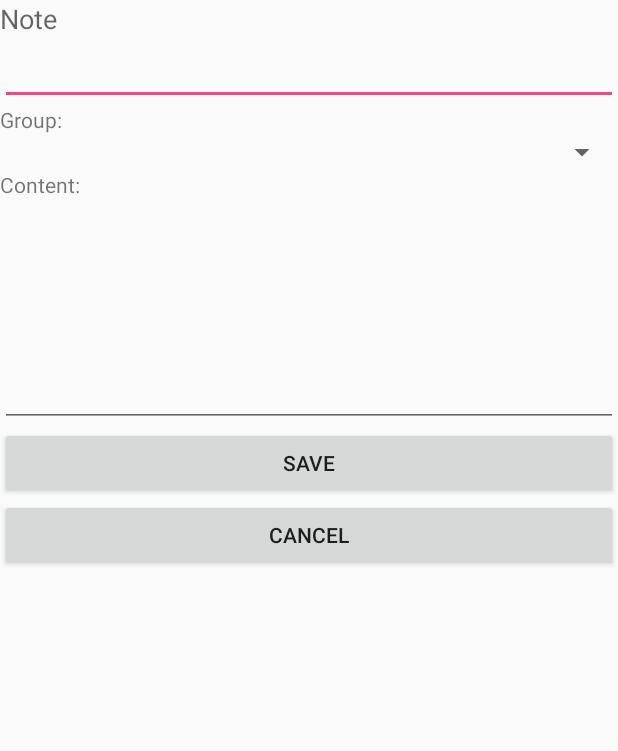
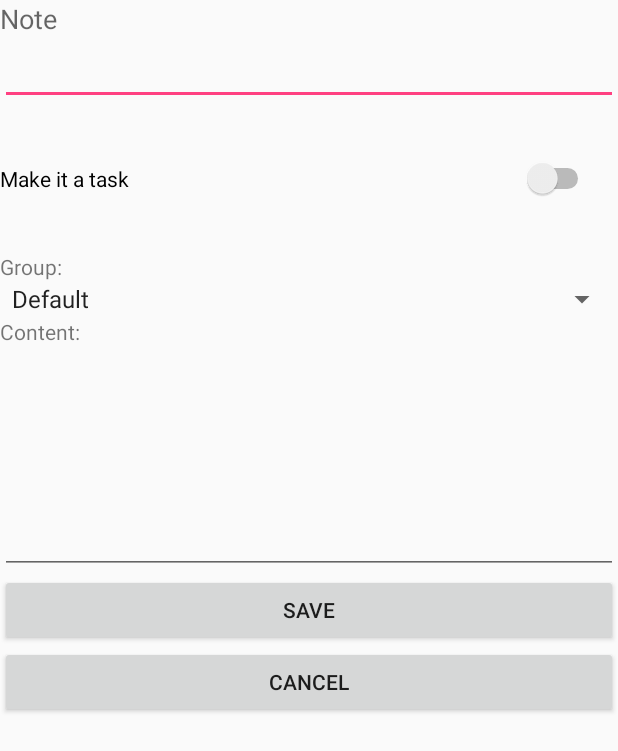
Before and after one commit to yoyo-holdings/android-org-app, an Android app: the NoteEditActivity screen opened directly, with no data from a screen before it, on a phone screen of 412 x 824 dp. Shown: the top 751 px of the screen. Run offline under Robolectric (Android 15) with nearby library versions, the phone set to English and light mode, and no system bars; our stand-ins replace ButterKnife; libraries missing offline, so code that uses them is left out: io.realm; 2 statements that could not run were skipped.

Commit message:
improved about note_edit screen

```diff
--- a/app/src/main/java/com/yoyotest/h2owl/h2wltestapp/NoteEditActivity.java
+++ b/app/src/main/java/com/yoyotest/h2owl/h2wltestapp/NoteEditActivity.java
@@ -4,7 +4,10 @@ import android.app.Activity;
 import android.content.Intent;
 import android.os.Bundle;
 import android.view.View;
+import android.widget.ArrayAdapter;
 import android.widget.EditText;
+import android.widget.Spinner;
+import android.widget.Switch;
 
 import com.yoyotest.h2owl.h2wltestapp.model.MyNote;
 
@@ -17,12 +20,17 @@ import io.realm.RealmConfiguration;
  * Created by h2owl on 16/04/25.
  */
 public class NoteEditActivity extends Activity {
+    public static final int STATE_DEFAULT  = 0;
+    public static final int STATE_FINISHED = 1;
+    public static final int STATE_PENDING  = 2;
 
     private Realm realm;
     private RealmConfiguration realmConfiguration;
 
     private EditText noteTitle;
     private EditText noteContent;
+    private Spinner groupSpinner;
+    private Switch taskSwitch;
 
     @Override
     protected void onCreate(Bundle savedInstanceState) {
@@ -32,6 +40,16 @@ public class NoteEditActivity extends Activity {
 
         this.noteTitle = (EditText) findViewById(R.id.note_edit_title);
         this.noteContent = (EditText) findViewById(R.id.note_edit_content);
+        this.groupSpinner = (Spinner) findViewById(R.id.note_edit_group_spinner);
+        this.taskSwitch = (Switch) findViewById(R.id.note_edit_switch_task);
+
+        // Create an ArrayAdapter using the string array and a default spinner layout
+        ArrayAdapter<CharSequence> adapter = ArrayAdapter.createFromResource(this,
+                R.array.array_spinner_note_groups_default, android.R.layout.simple_spinner_item);
+        // Specify the layout to use when the list of choices appears
+        adapter.setDropDownViewResource(android.R.layout.simple_spinner_dropdown_item);
+        // Apply the adapter to the spinner
+        this.groupSpinner.setAdapter(adapter);
 
         realmConfiguration = new RealmConfiguration.Builder(this).build();
         // Open the Realm for the UI thread.
@@ -47,11 +65,15 @@ public class NoteEditActivity extends Activity {
     @OnClick(R.id.button_note_save) public void onClickButtonSave(View view) {
 
 //        MyNote note = new MyNote();
-        int s = realm.allObjects(MyNote.class).size();
+        int num = realm.allObjects(MyNote.class).size();
         // All writes must be wrapped in a transaction to facilitate safe multi threading
         realm.beginTransaction();
         MyNote note = realm.createObject(MyNote.class);
-        note.id = s + 1;
+        note.id = num + 1;
+        note.group = 0;
+        note.type = this.taskSwitch.isChecked() ? 1 : 0;
+        note.date = System.currentTimeMillis();
+        note.state = STATE_DEFAULT;
         note.title = noteTitle.getText().toString();
         note.content = noteContent.getText().toString();
         // When the transaction is committed, all changes a synced to disk.
--- a/app/src/main/java/com/yoyotest/h2owl/h2wltestapp/model/MyNote.java
+++ b/app/src/main/java/com/yoyotest/h2owl/h2wltestapp/model/MyNote.java
@@ -7,7 +7,10 @@ import io.realm.RealmObject;
  */
 public class MyNote extends RealmObject{
     public long id;
+    public int group;
+    public long date;
     public int type;
+    public int state;
     public String title;
     public String content;
 }
--- a/app/src/main/res/layout/note_edit.xml
+++ b/app/src/main/res/layout/note_edit.xml
@@ -18,6 +18,16 @@
         android:layout_gravity="center_horizontal"
         android:maxLines="1" />
 
+    <Switch
+        android:layout_width="fill_parent"
+        android:layout_height="wrap_content"
+        android:text="Make it a task"
+        android:id="@+id/note_edit_switch_task"
+        android:layout_gravity="center_horizontal"
+        android:paddingRight="16sp"
+        android:layout_weight="0.17"
+        android:checked="false" />
+
     <TextView
         android:layout_width="wrap_content"
         android:layout_height="wrap_content"
@@ -28,7 +38,7 @@
     <Spinner
         android:layout_width="match_parent"
         android:layout_height="wrap_content"
-        android:id="@+id/spinner"
+        android:id="@+id/note_edit_group_spinner"
         android:layout_gravity="center_horizontal" />
 
     <TextView
--- a/app/src/main/res/values/strings.xml
+++ b/app/src/main/res/values/strings.xml
@@ -5,4 +5,8 @@
     <string name="navigation_drawer_close">Close navigation drawer</string>
 
     <string name="action_settings">Settings</string>
+
+    <string-array name="array_spinner_note_groups_default">
+        <item>Default</item>
+    </string-array>
 </resources>
```
Also changed, not shown: 2 other files.
